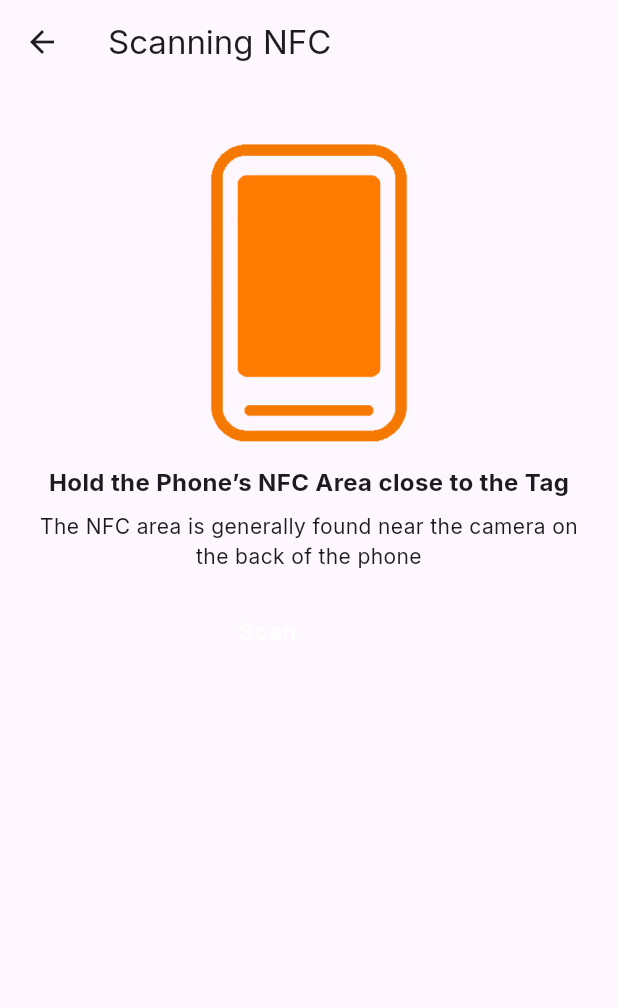
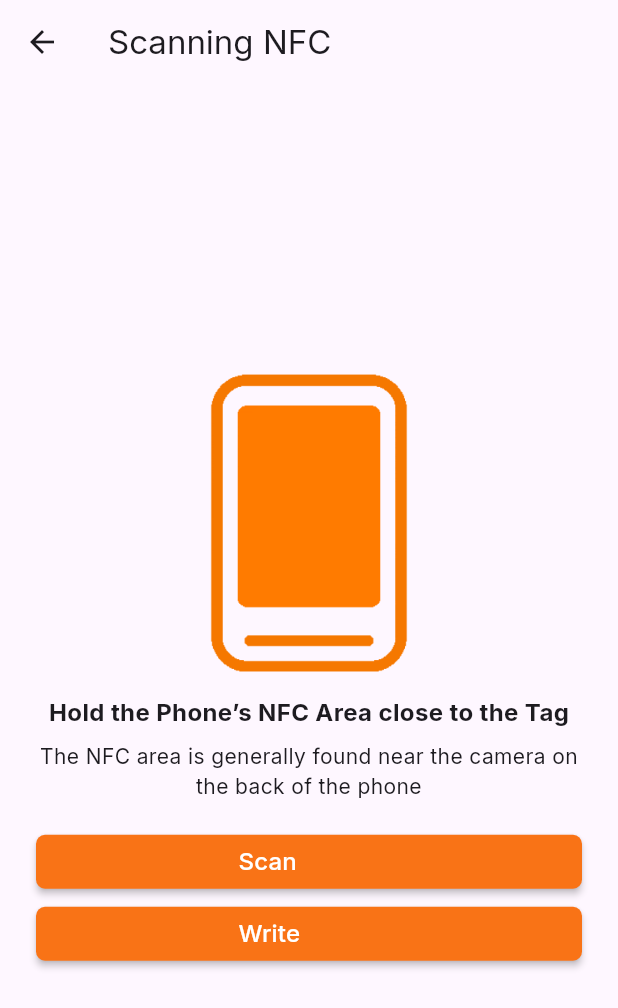
Before and after one commit to Dehbbyk/gym_tracker, a Flutter app: the NfcView screen opened by its route, on a phone screen of 412 x 824 dp. Shown: the top 1008 px of the screen. Run offline on Flutter 3.47's test engine with Material 3 defaults, Android fonts, the light colour scheme and no system bars; our stand-ins replace flutter_svg, google_fonts, smooth_page_indicator, stacked, stacked_services, stacked_shared; missing offline and left inert: flutter_carousel_slider, nfc_manager.

Commit message:
fixes with the nfc view

```diff
--- a/lib/ui/views/nfc/nfc_view.dart
+++ b/lib/ui/views/nfc/nfc_view.dart
@@ -1,7 +1,7 @@
 import 'package:flutter/material.dart';
+import 'package:gym_tracker/services/nfc_service.dart';
 import 'package:gym_tracker/ui/widgets/custom_button.dart';
 import 'package:stacked/stacked.dart';
-
 import 'nfc_viewmodel.dart';
 
 class NfcView extends StackedView<NfcViewModel> {
@@ -13,6 +13,18 @@ class NfcView extends StackedView<NfcViewModel> {
     NfcViewModel viewModel,
     Widget? child,
   ) {
+    // Example JSON data to write to the NFC tag
+    Map<String, String> jsonData = {
+      "equipmentName": "Treadmill Adult Tool",
+      "description": "A treadmill is a stationary exercise machine...",
+      "exerciseInstructions":
+          "Preparation: Ensure the treadmill is properly set up...",
+      "safetyTips":
+          "Safety Clip: Always attach the safety clip to your clothing...",
+      "watchVideo": "a youtube gym link",
+      "studySlide": "a blog or sth."
+    };
+
     return Scaffold(
       appBar: AppBar(
         title: const Text("Scanning NFC"),
@@ -22,18 +34,14 @@ class NfcView extends StackedView<NfcViewModel> {
           padding: const EdgeInsets.all(24.0),
           child: Column(
             crossAxisAlignment: CrossAxisAlignment.center,
+            mainAxisAlignment: MainAxisAlignment.center,
             children: [
               const Image(
                 image: AssetImage("assets/images/nfc_tag_img.png"),
                 height: 230,
                 width: 230,
               ),
-              if (viewModel.isProcessing)
-                const Image(
-                  image: AssetImage("assets/images/nfc_tag_img.png"),
-                  height: 230,
-                  width: 230,
-                ),
+              if (viewModel.isProcessing) CircularProgressIndicator(),
               const Text(
                 "Hold the Phone’s NFC Area close to the Tag",
                 style: TextStyle(fontWeight: FontWeight.w700, fontSize: 16),
@@ -46,14 +54,20 @@ class NfcView extends StackedView<NfcViewModel> {
               const SizedBox(height: 16),
               CustomButton(
                 buttonText: "Scan",
-                //onPressed: viewModel.startNFCOperation,
+                onPressed: () =>
+                    viewModel.startNFCOperation(NFCOperation.read, null),
+              ),
+              CustomButton(
+                buttonText: "Write",
+                onPressed: () =>
+                    viewModel.startNFCOperation(NFCOperation.write, jsonData),
               ),
               if (viewModel.message.isNotEmpty && !viewModel.isProcessing)
                 Column(
                   children: [
                     Text(
                       viewModel.message == "DONE"
-                          ? "Successfully Scanned"
+                          ? "Successfully Written"
                           : viewModel.message,
                       style: const TextStyle(
                           fontWeight: FontWeight.w700, fontSize: 16),
@@ -61,11 +75,16 @@ class NfcView extends StackedView<NfcViewModel> {
                     const SizedBox(height: 8),
                     if (viewModel.message == "DONE")
                       const Text(
-                        "Your exercise equipment has been scanned successfully.",
+                        "Your exercise equipment data has been written successfully.",
                         textAlign: TextAlign.center,
                       ),
                     if (viewModel.message == "DONE")
-                      const CustomButton(buttonText: "View Equipment Details"),
+                      CustomButton(
+                        buttonText: "View Equipment Details",
+                        onPressed: () {
+                          // Navigate to equipment details view
+                        },
+                      ),
                   ],
                 ),
             ],
```
Also changed, not shown: lib/services/nfc_service.dart (+26 -15 lines).
